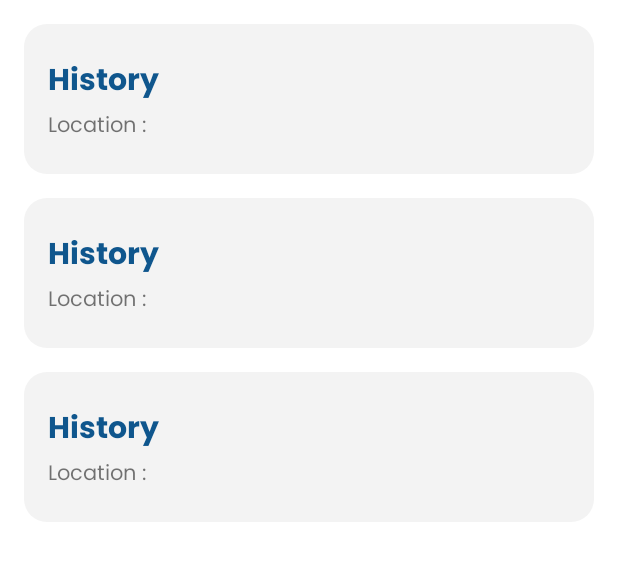
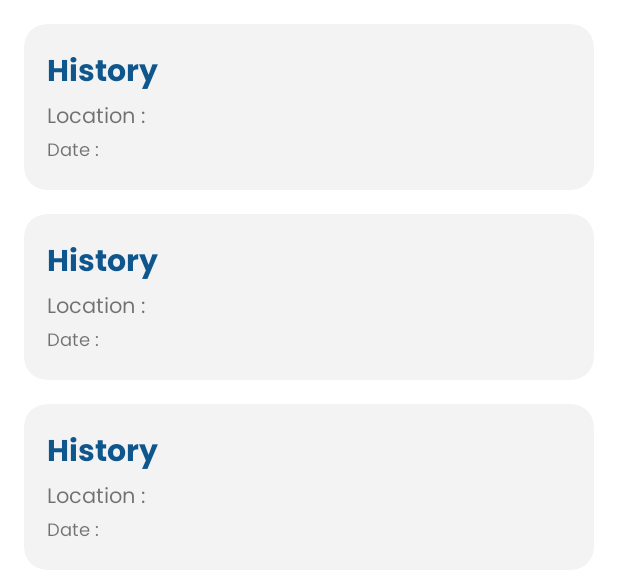
Before and after one commit to MohammadFebriyanto/ahuahu_app, an Android app: the layout fragment_history.xml on its own in the app's theme, with its tools: preview values and no code run, on a phone screen of 412 x 824 dp. Shown: the top 576 px of the screen. Run offline under Robolectric (Android 15) with nearby library versions, the phone set to English and light mode, and no system bars.

Commit message:
adding history feature with room database

```diff
--- a/ahuahu-app.android/app/src/main/java/com/cap0097/ahuahuapp/di/RepositoryModule.kt
+++ b/ahuahu-app.android/app/src/main/java/com/cap0097/ahuahuapp/di/RepositoryModule.kt
@@ -1,7 +1,7 @@
 package com.cap0097.ahuahuapp.di
 
-import com.cap0097.ahuahuapp.domain.repository.NetworkRepository
-import com.cap0097.ahuahuapp.domain.repository.NetworkRepositoryImpl
+import com.cap0097.ahuahuapp.domain.repository.Repository
+import com.cap0097.ahuahuapp.domain.repository.RepositoryImpl
 import dagger.Binds
 import dagger.Module
 import dagger.hilt.InstallIn
@@ -11,5 +11,5 @@ import dagger.hilt.components.SingletonComponent
 @InstallIn(SingletonComponent::class)
 interface RepositoryModule {
     @Binds
-    fun provideRepository(repository: NetworkRepositoryImpl) : NetworkRepository
+    fun provideRepository(repository: RepositoryImpl) : Repository
 }
--- a/ahuahu-app.android/app/src/main/java/com/cap0097/ahuahuapp/domain/repository/NetworkRepository.kt
+++ b/ahuahu-app.android/app/src/main/java/com/cap0097/ahuahuapp/domain/repository/Repository.kt
@@ -1,8 +1,11 @@
 package com.cap0097.ahuahuapp.domain.repository
 
 import androidx.lifecycle.LiveData
+import com.cap0097.ahuahuapp.data.local.HistoryEntity
 import com.cap0097.ahuahuapp.domain.model.Result
 
-interface NetworkRepository {
+interface Repository {
     fun getResult(lat: String, long: String) : LiveData<Result>
+    suspend fun addHistory(history: HistoryEntity)
+    fun getAllHistory() : LiveData<List<HistoryEntity>>
 }
--- a/ahuahu-app.android/app/src/main/java/com/cap0097/ahuahuapp/utils/Constants.kt
+++ b/ahuahu-app.android/app/src/main/java/com/cap0097/ahuahuapp/utils/Constants.kt
@@ -5,6 +5,8 @@ import com.cap0097.ahuahuapp.BuildConfig
 object Constants {
 
     const val API_KEY = BuildConfig.AUTH_TOKEN
+    const val TABLE_NAME_HISTORY = "history"
+    const val DATABASE_NAME = "ahuahu.db"
 
 //    https://revgeocode.search.hereapi.com/v1/revgeocode?at=-8.531786464264338,114.11045073249807&apiKey=D0oCHEXtEw1cDXngPgEXdh4NI9JtqNB1eqKtIc-nj6E
     const val BASE_URL_GEOCODE = "https://revgeocode.search.hereapi.com/v1/"
--- a/ahuahu-app.android/app/src/main/res/layout/fragment_history.xml
+++ b/ahuahu-app.android/app/src/main/res/layout/fragment_history.xml
@@ -7,7 +7,7 @@
     tools:context=".ui.history.HistoryFragment">
 
     <androidx.recyclerview.widget.RecyclerView
-        android:id="@+id/tv_history"
+        android:id="@+id/rv_history"
         android:layout_width="match_parent"
         android:layout_height="0dp"
         app:layout_constraintEnd_toEndOf="parent"
--- a/ahuahu-app.android/app/src/main/res/layout/fragment_home.xml
+++ b/ahuahu-app.android/app/src/main/res/layout/fragment_home.xml
@@ -4,11 +4,12 @@
     xmlns:tools="http://schemas.android.com/tools"
     android:layout_width="match_parent"
     android:layout_height="match_parent"
+    android:fillViewport="true"
     tools:context=".ui.home.HomeFragment">
 
     <androidx.constraintlayout.widget.ConstraintLayout
         android:layout_width="match_parent"
-        android:layout_height="match_parent">
+        android:layout_height="wrap_content">
 
         <include
             android:id="@+id/layout_get_location"
--- a/ahuahu-app.android/app/src/main/res/layout/list_history.xml
+++ b/ahuahu-app.android/app/src/main/res/layout/list_history.xml
@@ -1,45 +1,64 @@
 <?xml version="1.0" encoding="utf-8"?>
-<androidx.constraintlayout.widget.ConstraintLayout xmlns:android="http://schemas.android.com/apk/res/android"
+<androidx.constraintlayout.widget.ConstraintLayout
+    xmlns:android="http://schemas.android.com/apk/res/android"
     xmlns:app="http://schemas.android.com/apk/res-auto"
+    xmlns:tools="http://schemas.android.com/tools"
     android:layout_width="match_parent"
     android:layout_height="wrap_content">
 
-    <ImageView
-        android:id="@+id/imageView3"
+    <androidx.cardview.widget.CardView
         android:layout_width="match_parent"
-        android:layout_height="100dp"
+        android:layout_height="match_parent"
         android:layout_marginStart="16dp"
+        android:layout_marginEnd="16dp"
         android:layout_marginTop="16dp"
-        android:layout_marginEnd="16dp"
-        android:background="@drawable/rounded_light"
-        android:padding="16dp"
+        app:cardBackgroundColor="@color/light"
+        app:cardElevation="0dp"
+        app:cardCornerRadius="15dp"
         app:layout_constraintEnd_toEndOf="parent"
         app:layout_constraintStart_toStartOf="parent"
-        app:layout_constraintTop_toTopOf="parent" />
+        app:layout_constraintTop_toTopOf="parent">
 
-    <TextView
-        android:id="@+id/tv_history"
-        android:layout_width="0dp"
-        android:layout_height="wrap_content"
-        android:layout_marginStart="16dp"
-        android:layout_marginEnd="16dp"
-        android:fontFamily="@font/font_poppins_bold"
-        android:text="@string/history"
-        android:textColor="@color/darkblue"
-        android:textSize="20sp"
-        app:layout_constraintBottom_toBottomOf="parent"
-        app:layout_constraintEnd_toEndOf="@+id/imageView2"
-        app:layout_constraintHorizontal_bias="0.0"
-        app:layout_constraintStart_toStartOf="@+id/imageView3"
-        app:layout_constraintTop_toTopOf="@+id/imageView3"
-        app:layout_constraintVertical_bias="0.32999998" />
+        <androidx.constraintlayout.widget.ConstraintLayout
+            android:layout_width="match_parent"
+            android:layout_height="match_parent"
+            android:padding="15dp"
+            >
 
-    <TextView
-        android:layout_width="wrap_content"
-        android:layout_height="wrap_content"
-        android:fontFamily="@font/poppins_regular"
-        android:text="Location : "
-        app:layout_constraintStart_toStartOf="@+id/tv_history"
-        app:layout_constraintTop_toBottomOf="@+id/tv_history" />
+            <TextView
+                android:id="@+id/tvRecommendation"
+                android:layout_width="0dp"
+                android:layout_height="wrap_content"
+                android:fontFamily="@font/font_poppins_bold"
+                android:text="@string/history"
+                android:textColor="@color/darkblue"
+                android:textSize="20sp"
+                app:layout_constraintEnd_toEndOf="parent"
+                app:layout_constraintStart_toStartOf="parent"
+                app:layout_constraintTop_toTopOf="parent" />
+
+            <TextView
+                android:id="@+id/tvLocation"
+                android:layout_width="0dp"
+                android:layout_height="wrap_content"
+                android:fontFamily="@font/poppins_regular"
+                android:text="Location : "
+                app:layout_constraintEnd_toEndOf="parent"
+                app:layout_constraintStart_toStartOf="@+id/tvRecommendation"
+                app:layout_constraintTop_toBottomOf="@+id/tvRecommendation" />
+
+            <TextView
+                android:id="@+id/tvDate"
+                android:layout_width="0dp"
+                android:layout_height="wrap_content"
+                android:fontFamily="@font/font_poppins_regular"
+                android:text="Date : "
+                android:textSize="12sp"
+                app:layout_constraintEnd_toEndOf="parent"
+                app:layout_constraintStart_toStartOf="@+id/tvLocation"
+                app:layout_constraintTop_toBottomOf="@+id/tvLocation" />
+        </androidx.constraintlayout.widget.ConstraintLayout>
+    </androidx.cardview.widget.CardView>
+
 
 </androidx.constraintlayout.widget.ConstraintLayout>
```
Also changed, not shown: ahuahu-app.android/app/src/main/java/com/cap0097/ahuahuapp/data/LocalDataSource.kt (added, +16 -0 lines), ahuahu-app.android/app/src/main/java/com/cap0097/ahuahuapp/data/local/AppDatabase.kt (added, +11 -0 lines), ahuahu-app.android/app/src/main/java/com/cap0097/ahuahuapp/data/local/HistoryDao.kt (added, +17 -0 lines), ahuahu-app.android/app/src/main/java/com/cap0097/ahuahuapp/data/local/HistoryEntity.kt (added, +15 -0 lines), ahuahu-app.android/app/src/main/java/com/cap0097/ahuahuapp/di/DatabaseModule.kt (added, +26 -0 lines), ahuahu-app.android/app/src/main/java/com/cap0097/ahuahuapp/domain/repository/RepositoryImpl.kt (renamed from ahuahu-app.android/app/src/main/java/com/cap0097/ahuahuapp/domain/repository/NetworkRepositoryImpl.kt, +12 -4 lines), ahuahu-app.android/app/src/main/java/com/cap0097/ahuahuapp/ui/history/HistoryAdapter.kt (added, +36 -0 lines), ahuahu-app.android/app/src/main/java/com/cap0097/ahuahuapp/ui/history/HistoryFragment.kt (+33 -2 lines), ahuahu-app.android/app/src/main/java/com/cap0097/ahuahuapp/ui/history/HistoryViewModel.kt (added, +13 -0 lines), ahuahu-app.android/app/src/main/java/com/cap0097/ahuahuapp/ui/home/HomeFragment.kt (+25 -0 lines), ahuahu-app.android/app/src/main/java/com/cap0097/ahuahuapp/ui/home/HomeViewModel.kt (+11 -3 lines).
